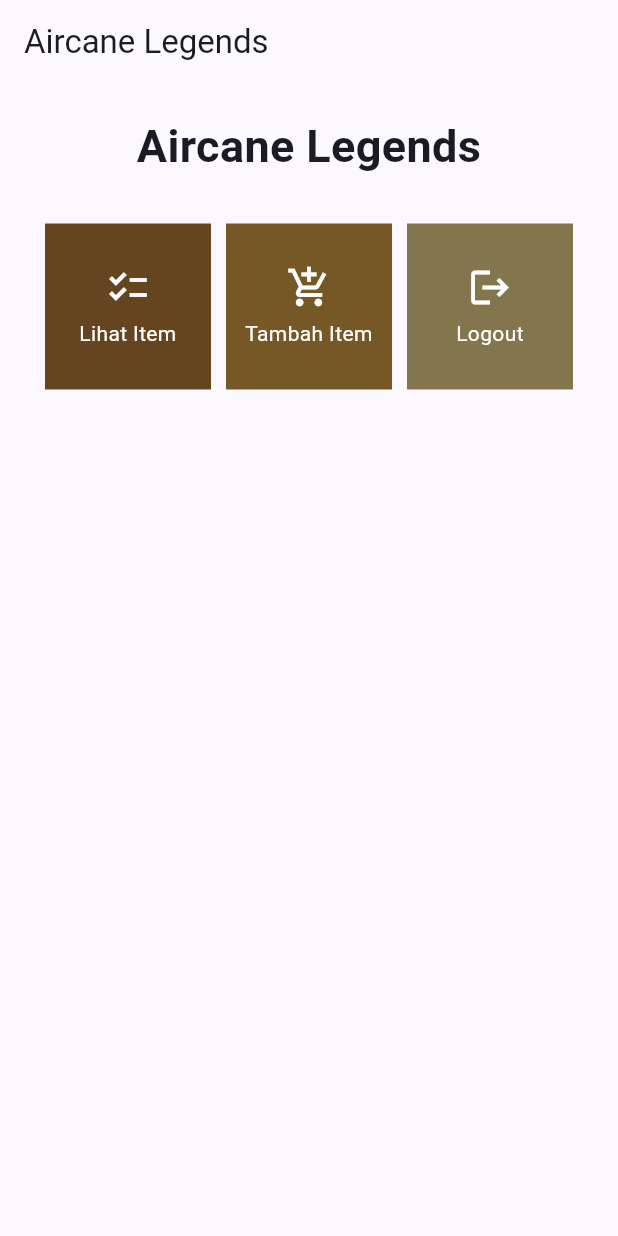
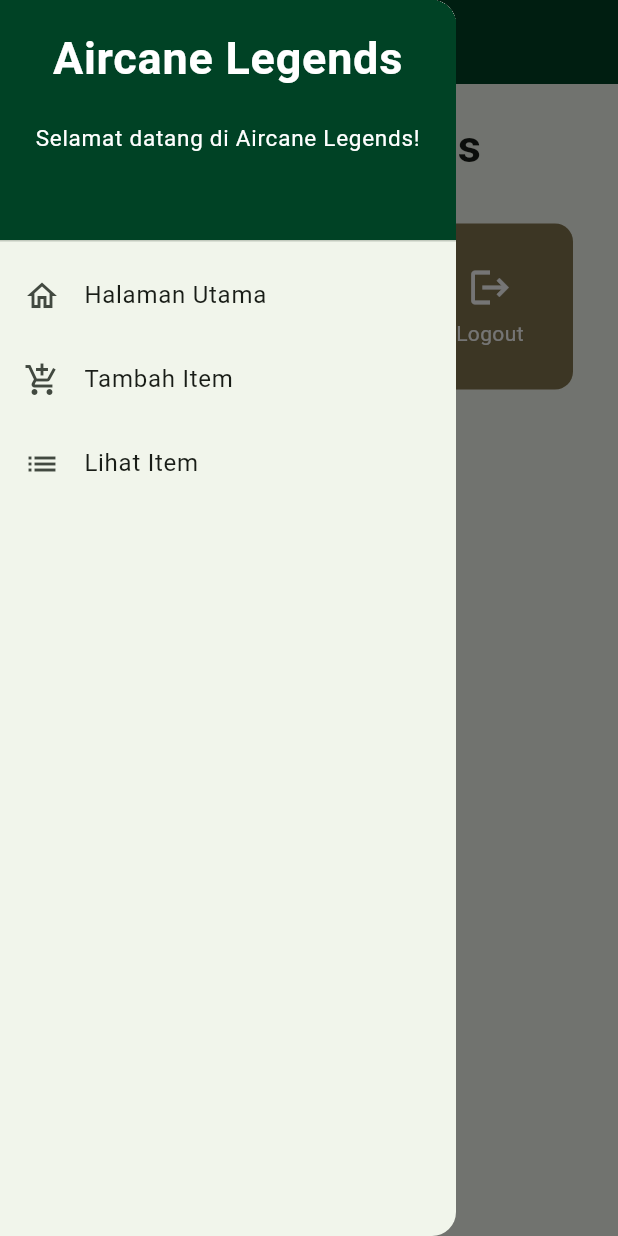
Before and after one commit to novrizair/aircane-legends, a Flutter app: the screen it shows after launch, with the side drawer open (before the commit the screen has no drawer), on a phone screen of 412 x 824 dp. Run offline on Flutter 3.47's test engine with Material 2 defaults, Android fonts, the phone set to English and light mode, and no system bars.

Commit message:
TUGAS 8 + BONUS DONE

```diff
--- /dev/null
+++ b/lib/item_model.dart
@@ -0,0 +1,11 @@
+class Item {
+  final String name;
+  final int amount;
+  final String description;
+
+  Item({
+    required this.name,
+    required this.amount,
+    required this.description,
+  });
+}
--- a/lib/main.dart
+++ b/lib/main.dart
@@ -1,4 +1,4 @@
-import 'package:aircane_legends/menu.dart';
+import 'package:aircane_legends/screens/menu.dart';
 import 'package:flutter/material.dart';
 
 void main() {
@@ -14,22 +14,7 @@
     return MaterialApp(
       title: 'Aircane Legends',
       theme: ThemeData(
-        // This is the theme of your application.
-        //
-        // TRY THIS: Try running your application with "flutter run". You'll see
-        // the application has a blue toolbar. Then, without quitting the app,
-        // try changing the seedColor in the colorScheme below to Colors.green
-        // and then invoke "hot reload" (save your changes or press the "hot
-        // reload" button in a Flutter-supported IDE, or press "r" if you used
-        // the command line to start the app).
-        //
-        // Notice that the counter didn't reset back to zero; the application
-        // state is not lost during the reload. To reset the state, use hot
-        // restart instead.
-        //
-        // This works for code too, not just values: Most code changes can be
-        // tested with just a hot reload.
-        colorScheme: ColorScheme.fromSeed(seedColor: Colors.indigo),
+        colorScheme: ColorScheme.fromSeed(seedColor: Colors.green.shade900),
         useMaterial3: true,
       ),
       home: MyHomePage(),
--- a/lib/menu.dart
+++ b/lib/screens/menu.dart
@@ -1,4 +1,8 @@
 import 'package:flutter/material.dart';
+import 'package:aircane_legends/widgets/left_drawer.dart';
+import 'package:aircane_legends/screens/shoplist_form.dart';
+import 'package:aircane_legends/widgets/shop_card.dart';
+import 'package:aircane_legends/screens/item_page.dart';
 
 class MyHomePage extends StatelessWidget {
   MyHomePage({Key? key}) : super(key: key);
@@ -9,15 +13,6 @@
     ShopItem("Logout", Icons.logout, Color(0xFF83764F)),
   ];
 
-  // This widget is the home page of your application. It is stateful, meaning
-  // that it has a State object (defined below) that contains fields that affect
-  // how it looks.
-
-  // This class is the configuration for the state. It holds the values (in this
-  // case the title) provided by the parent (in this case the App widget) and
-  // used by the build method of the State. Fields in a Widget subclass are
-  // always marked "final".
-
   @override
   Widget build(BuildContext context) {
     return Scaffold(
@@ -25,7 +20,11 @@
         title: const Text(
           'Aircane Legends',
         ),
+        backgroundColor: Color(0xFF004225),
+        foregroundColor: Colors.white,
       ),
+      // Masukkan drawer sebagai parameter nilai drawer dari widget Scaffold
+      drawer: const LeftDrawer(),
       body: SingleChildScrollView(
         // Widget wrapper yang dapat discroll
         child: Padding(
@@ -66,56 +65,3 @@
     );
   }
 }
-
-class ShopItem {
-  final String name;
-  final IconData icon;
-  final Color color;
-
-  ShopItem(this.name, this.icon, this.color);
-}
-
-class ShopCard extends StatelessWidget {
-  final ShopItem item;
-
-  const ShopCard(this.item, {super.key}); // Constructor
-
-  @override
-  Widget build(BuildContext context) {
-    return Material(
-      color: item.color,
-      child: InkWell(
-        // Area responsive terhadap sentuhan
-        onTap: () {
-          // Memunculkan SnackBar ketika diklik
-          ScaffoldMessenger.of(context)
-            ..hideCurrentSnackBar()
-            ..showSnackBar(SnackBar(
-                content: Text("Kamu telah menekan tombol ${item.name}!")));
-        },
-        child: Container(
-          // Container untuk menyimpan Icon dan Text
-          padding: const EdgeInsets.all(8),
-          child: Center(
-            child: Column(
-              mainAxisAlignment: MainAxisAlignment.center,
-              children: [
-                Icon(
-                  item.icon,
-                  color: Colors.white,
-                  size: 30.0,
-                ),
-                const Padding(padding: EdgeInsets.all(3)),
-                Text(
-                  item.name,
-                  textAlign: TextAlign.center,
-                  style: const TextStyle(color: Colors.white),
-                ),
-              ],
-            ),
-          ),
-        ),
-      ),
-    );
-  }
-}
--- /dev/null
+++ b/lib/widgets/left_drawer.dart
@@ -0,0 +1,81 @@
+import 'package:flutter/material.dart';
+import 'package:aircane_legends/screens/menu.dart';
+import 'package:aircane_legends/screens/shoplist_form.dart';
+import 'package:aircane_legends/screens/item_page.dart';
+
+class LeftDrawer extends StatelessWidget {
+  const LeftDrawer({super.key});
+
+  @override
+  Widget build(BuildContext context) {
+    return Drawer(
+      child: ListView(
+        children: [
+          const DrawerHeader(
+            decoration: BoxDecoration(
+              color: Color(0xFF004225),
+            ),
+            child: Column(
+              children: [
+                Text(
+                  'Aircane Legends',
+                  textAlign: TextAlign.center,
+                  style: TextStyle(
+                    fontSize: 30,
+                    fontWeight: FontWeight.bold,
+                    color: Colors.white,
+                  ),
+                ),
+                Padding(padding: EdgeInsets.all(10)),
+                Text(
+                  "Selamat datang di Aircane Legends!",
+                  textAlign: TextAlign.center,
+                  style: TextStyle(
+                    fontSize: 15,
+                    color: Colors.white,
+                  ),
+                ),
+              ],
+            ),
+          ),
+          ListTile(
+            leading: const Icon(Icons.home_outlined),
+            title: const Text('Halaman Utama'),
+            // Bagian redirection ke MyHomePage
+            onTap: () {
+              Navigator.pushReplacement(
+                  context,
+                  MaterialPageRoute(
+                    builder: (context) => MyHomePage(),
+                  ));
+            },
+          ),
+          ListTile(
+            leading: const Icon(Icons.add_shopping_cart),
+            title: const Text('Tambah Item'),
+            // Bagian redirection ke ShopFormPage
+            onTap: () {
+              Navigator.pushReplacement(
+                  context,
+                  MaterialPageRoute(
+                    builder: (context) => ShopFormPage(),
+                  ));
+            },
+          ),
+          ListTile(
+            leading: const Icon(Icons.list),
+            title: const Text('Lihat Item'),
+            // Bagian redirection ke ItemListPage
+            onTap: () {
+              Navigator.pushReplacement(
+                  context,
+                  MaterialPageRoute(
+                    builder: (context) => ItemListPage(),
+                  ));
+            },
+          ),
+        ],
+      ),
+    );
+  }
+}
--- /dev/null
+++ b/lib/widgets/shop_card.dart
@@ -0,0 +1,79 @@
+import 'package:flutter/material.dart';
+import 'package:aircane_legends/screens/shoplist_form.dart';
+import 'package:aircane_legends/screens/item_page.dart';
+
+class ShopItem {
+  final String name;
+  final IconData icon;
+  final Color color;
+
+  ShopItem(this.name, this.icon, this.color);
+}
+
+class ShopCard extends StatelessWidget {
+  final ShopItem item;
+
+  const ShopCard(this.item, {super.key}); // Constructor
+
+  @override
+  Widget build(BuildContext context) {
+    return Material(
+      color: item.color,
+      shape: RoundedRectangleBorder(
+        borderRadius: BorderRadius.circular(12.0), // Mengatur sudut tombol
+      ),
+      child: InkWell(
+        // Area responsive terhadap sentuhan
+        onTap: () {
+          // Memunculkan SnackBar ketika diklik
+          ScaffoldMessenger.of(context)
+            ..hideCurrentSnackBar()
+            ..showSnackBar(SnackBar(
+                content: Text("Kamu telah menekan tombol ${item.name}!")));
+
+          // Navigate ke route yang sesuai (tergantung jenis tombol)
+          if (item.name == "Tambah Item") {
+            Navigator.push(
+              context,
+              MaterialPageRoute(
+                builder: (context) => ShopFormPage(),
+              ),
+            );
+          }
+
+          // Navigate ke route yang sesuai (tergantung jenis tombol)
+          if (item.name == "Lihat Item") {
+            Navigator.push(
+              context,
+              MaterialPageRoute(
+                builder: (context) => ItemListPage(),
+              ),
+            );
+          }
+        },
+        child: Container(
+          // Container untuk menyimpan Icon dan Text
+          padding: const EdgeInsets.all(8),
+          child: Center(
+            child: Column(
+              mainAxisAlignment: MainAxisAlignment.center,
+              children: [
+                Icon(
+                  item.icon,
+                  color: Colors.white,
+                  size: 30.0,
+                ),
+                const Padding(padding: EdgeInsets.all(3)),
+                Text(
+                  item.name,
+                  textAlign: TextAlign.center,
+                  style: const TextStyle(color: Colors.white),
+                ),
+              ],
+            ),
+          ),
+        ),
+      ),
+    );
+  }
+}
```
Also changed, not shown: lib/screens/item_page.dart (added, +50 -0 lines), lib/screens/shoplist_form.dart (added, +175 -0 lines), 1 other file.
